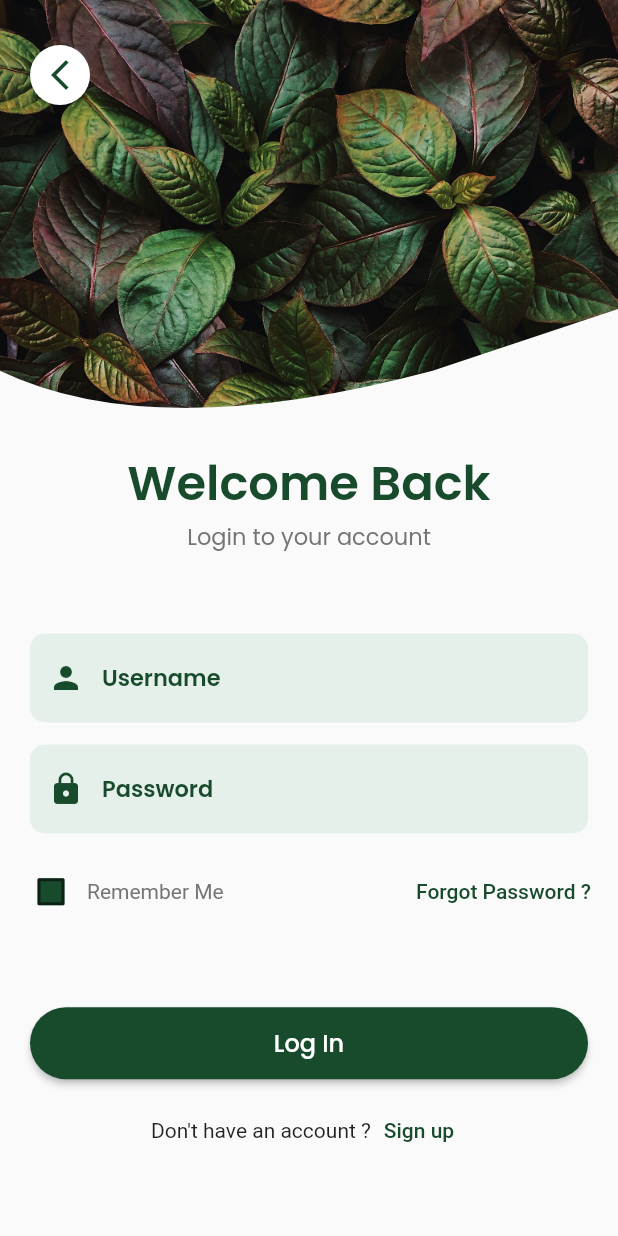
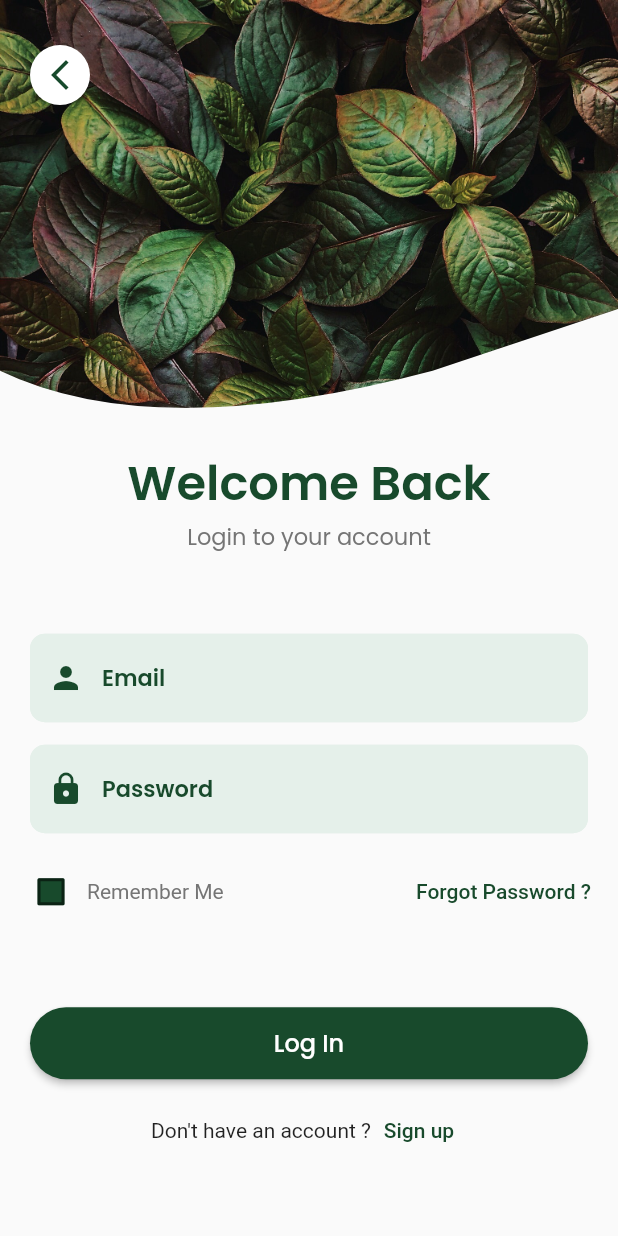
Before and after one commit to 0xUgochukwu/plantpal2, a Flutter app: the screen it shows after launch, after a tap on "Log In", on a phone screen of 412 x 824 dp. Run offline on Flutter 3.47's test engine with Material 2 defaults, Android fonts, the phone set to English and light mode, and no system bars; our stand-ins replace cloud_firestore, firebase_auth, firebase_core, flutter_pw_validator, google_fonts, local_auth; accounts and stored records are empty; network calls fail.

Commit message:
Paasing user data to HomeScreen

```diff
--- /dev/null
+++ b/lib/auth/login_auth.dart
@@ -0,0 +1,19 @@
+import 'package:flutter/material.dart';
+import 'package:firebase_auth/firebase_auth.dart';
+import 'package:plant_app/screens/home_screen.dart';
+import 'package:plant_app/screens/main_screen.dart';
+
+final FirebaseAuth _auth = FirebaseAuth.instance;
+Future<void> login(BuildContext context, String email, String password) async {
+  try {
+    final UserCredential userCredential = await _auth.signInWithEmailAndPassword(
+      email: email,
+      password: password,
+    );
+    String userData = userCredential.user!.uid;
+    print('Login successful: ${userCredential.user!.uid}');
+    Navigator.push(context, MaterialPageRoute(builder: (context)=>MainScreen(uid: userData)));
+  } catch (e) {
+    print('Login failed: $e');
+  }
+}
--- a/lib/fingerprint_auth.dart
+++ b/lib/fingerprint_auth.dart
@@ -1,6 +1,7 @@
 import 'package:flutter/material.dart';
 import 'package:local_auth/local_auth.dart';
 import 'package:plant_app/screens/home_screen.dart';
+import 'package:plant_app/screens/login_screen.dart';
 import 'package:plant_app/screens/main_screen.dart';
 
 class FingerprintScreen extends StatefulWidget {
@@ -35,7 +36,7 @@ class _FingerprintScreenState extends State<FingerprintScreen> {
     if (isAuthenticated) {
       Navigator.push(
           context,
-          MaterialPageRoute(builder: (context) => HomeScreen()));
+          MaterialPageRoute(builder: (context) => LoginScreen()));
     }
   }
 
--- a/lib/main.dart
+++ b/lib/main.dart
@@ -30,7 +30,7 @@ class MyApp extends StatelessWidget {
         LoginScreen.id: (context) => const LoginScreen(),
         SignupScreen.id: (context) => SignupScreen(),
         MainScreen.id: (context) => const MainScreen(uid: ''),
-        HomeScreen.id: (context) => const HomeScreen(),
+        HomeScreen.id: (context) => const HomeScreen(uid: ''),
         CartScreen.id: (context) => const CartScreen(),
       },
     );
--- a/lib/screens/login_screen.dart
+++ b/lib/screens/login_screen.dart
@@ -6,6 +6,7 @@ import 'package:plant_app/components/curve.dart';
 import 'package:plant_app/constants.dart';
 import 'package:plant_app/screens/main_screen.dart';
 import 'package:plant_app/screens/signup_screen.dart';
+import '../auth/login_auth.dart';
 
 class LoginScreen extends StatefulWidget {
   const LoginScreen({Key? key}) : super(key: key);
@@ -20,8 +21,15 @@ class _LoginScreenState extends State<LoginScreen> {
   bool rememberMe = false;
   String username = '';
   String password = '';
-  final TextEditingController usernameController = TextEditingController();
+  final TextEditingController emailController = TextEditingController();
   final TextEditingController passwordController = TextEditingController();
+
+
+  void _submitLoginForm(BuildContext context) {
+    String email = emailController.text;
+    String password = passwordController.text;
+    login(context, email, password);
+  }
 
   @override
   Widget build(BuildContext context) {
@@ -98,13 +106,13 @@ class _LoginScreenState extends State<LoginScreen> {
                       Column(
                         children: [
                           CustomTextField(
-                            hintText: 'Username',
+                            hintText: 'Email',
                             icon: Icons.person,
                             keyboardType: TextInputType.name,
-                            controller: usernameController,
+                            controller: emailController,
                             validate: (value) {
                               if (value!.isEmpty) {
-                                return 'Please enter a valid username';
+                                return 'Please enter a valid Email';
                               }
                               return null;
                             },
@@ -185,10 +193,11 @@ class _LoginScreenState extends State<LoginScreen> {
                             AuthenticationButton(
                               label: 'Log In',
                               onPressed: () {
-                                if (username.toLowerCase() == 'admin' &&
-                                    password == 'idk123!') {
-                                  Navigator.pushNamed(context, MainScreen.id);
-                                }
+                                // if (username.toLowerCase() == 'admin' &&
+                                //     password == 'idk123!') {
+                                //   Navigator.pushNamed(context, MainScreen.id);
+                                // }
+                                _submitLoginForm(context);
                               },
                             ),
                             Padding(
```
Also changed, not shown: lib/screens/home_screen.dart (+19 -2 lines), lib/screens/main_screen.dart (+15 -8 lines).
